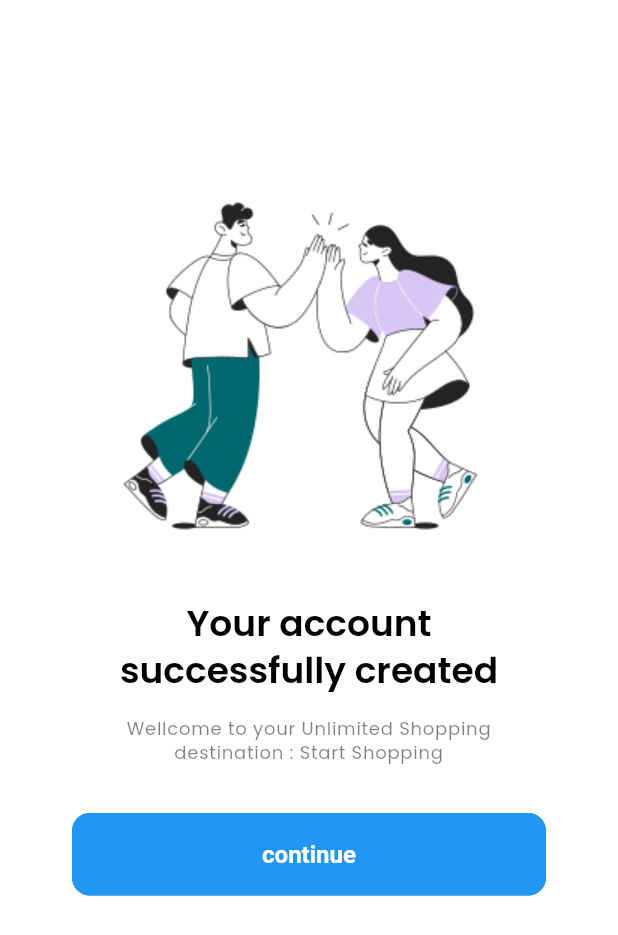
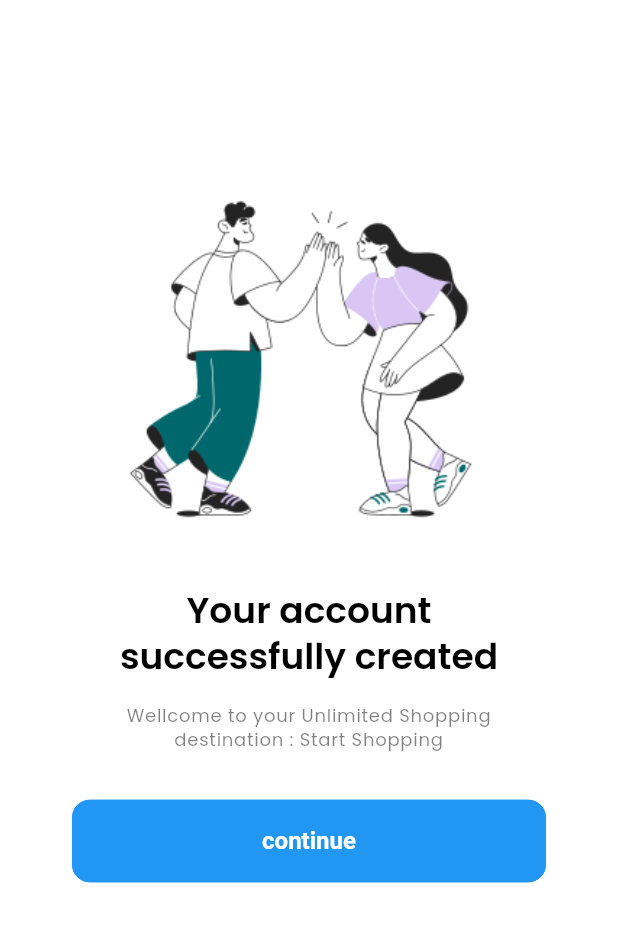
Before and after one commit to AAShayon/Ecommerce_Provider_Dami, a Flutter app: the SuccessScreen screen opened directly, on a phone screen of 412 x 824 dp. Shown: the top 935 px of the screen. Run offline on Flutter 3.47's test engine with Material 3 defaults, Android fonts, the phone set to English and light mode, and no system bars; our stand-ins replace flutter_rating_bar, get, iconsax, logger, readmore, smooth_page_indicator.

Commit message:
Solving appbar product success_screen

```diff
--- a/lib/common/widgets/appbar/appbar.dart
+++ b/lib/common/widgets/appbar/appbar.dart
@@ -3,7 +3,6 @@ import 'package:test_commerce/utils/constant/sizes.dart';
 import 'package:test_commerce/utils/device/device_utility.dart';
 import 'package:test_commerce/utils/helpers/helper_function.dart';
 import 'package:flutter/material.dart';
-import 'package:get/get.dart';
 import 'package:iconsax/iconsax.dart';
 
 class AppCustomAppBar extends StatelessWidget implements PreferredSizeWidget {
@@ -30,7 +29,8 @@ class AppCustomAppBar extends StatelessWidget implements PreferredSizeWidget {
         automaticallyImplyLeading: false,
         leading: showBackArrow
             ? IconButton(
-                onPressed: () => Get.back(),
+
+                  onPressed: () => Navigator.of(context).pop(),
                 icon: Icon(
                   Iconsax.arrow_left,
                   color: dark ? AppColors.white : AppColors.dark,
--- a/lib/common/widgets/products/products_cards/products_card_vertical.dart
+++ b/lib/common/widgets/products/products_cards/products_card_vertical.dart
@@ -11,7 +11,6 @@ import 'package:test_commerce/utils/constant/image_strings.dart';
 import 'package:test_commerce/utils/constant/sizes.dart';
 import 'package:test_commerce/utils/helpers/helper_function.dart';
 import 'package:flutter/material.dart';
-import 'package:get/get.dart';
 import 'package:iconsax/iconsax.dart';
 
 class VerticalProductCard extends StatelessWidget {
@@ -21,7 +20,8 @@ class VerticalProductCard extends StatelessWidget {
   Widget build(BuildContext context) {
     final dark = AppHelperFunctions.isDarkMode(context);
     return GestureDetector(
-      onTap: () => Get.to(()=> const ProductDetailScreen()),
+      // onTap: () => Get.to(()=> const ProductDetailScreen()),
+      onTap: ()=>AppHelperFunctions.navigateToScreen(context, const ProductDetailScreen()),
       child: Container(
         width: 180,
         padding: const EdgeInsets.all(1),
--- a/lib/common/widgets/products/products_cart/cart_menu.dart
+++ b/lib/common/widgets/products/products_cart/cart_menu.dart
@@ -2,7 +2,6 @@ import'package:test_commerce/features/shop/screen/cart/cart.dart';
 import 'package:test_commerce/utils/constant/colors.dart';
 import 'package:test_commerce/utils/helpers/helper_function.dart';
 import 'package:flutter/material.dart';
-import 'package:get/get.dart';
 import 'package:iconsax/iconsax.dart';
 
 class CartCounterIcon extends StatelessWidget {
@@ -23,7 +22,8 @@ class CartCounterIcon extends StatelessWidget {
     return Stack(
       children: [
         IconButton(
-            onPressed: ()=>Get.to(()=>const CartScreen()),
+            // onPressed: ()=>Get.to(()=>const CartScreen())
+        onPressed: ()=>AppHelperFunctions.navigateToScreen(context, const CartScreen()),
             icon: Icon(
               Iconsax.shopping_bag,
               color: iconColor,
--- a/lib/common/widgets/success_screen/success_screen.dart
+++ b/lib/common/widgets/success_screen/success_screen.dart
@@ -19,7 +19,7 @@ class SuccessScreen extends StatelessWidget {
           padding: SSpacingStyle.paddingwithAppBarHeight * 2,
           child: Column(
             children: [
-              Image(image: AssetImage(image),width:AppHelperFunctions.screenWidth()*0.6 ,),
+              Image(image: AssetImage(image),width:AppHelperFunctions. screenWidth(context)*0.6 ,),
               const SizedBox(height: AppSizes.spaceBtwSections,),
               ///Title and Subtitle
               Text(title,style: Theme.of(context).textTheme.headlineMedium,textAlign: TextAlign.center,),
--- /dev/null
+++ b/lib/provider/carrousle_homepage_provider.dart
@@ -0,0 +1,12 @@
+import 'package:flutter/material.dart';
+
+class CarouselHomeProvider extends ChangeNotifier {
+  int _carouselCurrentIndex = 0;
+
+  int get carouselCurrentIndex => _carouselCurrentIndex;
+
+  void updatePageIndicator(int index) {
+    _carouselCurrentIndex = index;
+    notifyListeners();
+  }
+}
--- a/lib/features/authentication/controllers/onboardig_controller.dart
+++ b/lib/provider/onboardig_provider.dart
@@ -1,6 +1,6 @@
 // import'package:test_commerce/features/authentication/screens/login/login.dart';
 // import 'package:flutter/cupertino.dart';
-// import 'package:get/get.dart';
+//
 //
 // class OnBoardingController extends GetxController{
 //   static OnBoardingController get instance => Get.find();
@@ -61,10 +61,10 @@ class OnBoardingProvider extends ChangeNotifier {
     notifyListeners();
   }
 
-  void nextPage() {
+  void nextPage(BuildContext context) {
     if (_currentPageIndex == 2) {
       // Get.offAll(const LoginScreen());
-
+   AppHelperFunctions.navigateToScreenAndRemoveUntil(context, const LoginScreen());
 
     } else {
       _currentPageIndex++;
--- a/lib/utils/theme/custom_themes/outlined_button_theme.dart
+++ b/lib/utils/theme/custom_themes/outlined_button_theme.dart
@@ -20,7 +20,7 @@ static final lightOutlinedButtonTheme=OutlinedButtonThemeData(
 ///dark
 
 
-  static final DarkOutlineButtonTheme=OutlinedButtonThemeData(
+  static final darkOutlineButtonTheme=OutlinedButtonThemeData(
   style: OutlinedButton.styleFrom(
     elevation: 0,
     side:const  BorderSide(color: Colors.blueAccent),
--- a/lib/utils/theme/theme.dart
+++ b/lib/utils/theme/theme.dart
@@ -39,7 +39,7 @@ static ThemeData darkttheme=ThemeData(
   checkboxTheme: SCheckboxTheme.darkCheckboxTheme,
   bottomSheetTheme: SBottomSheetTheme.darktBottomSheetTheme,
   inputDecorationTheme: STextFormFieldTheme.darkInputDecorationTheme,
-  outlinedButtonTheme: SOutlineButtonTheme.DarkOutlineButtonTheme,
+  outlinedButtonTheme: SOutlineButtonTheme.darkOutlineButtonTheme,
   elevatedButtonTheme: SElevatedButtonTheme.darkElevatedButtonTheme,
 
 );
--- a/pubspec.yaml
+++ b/pubspec.yaml
@@ -33,6 +33,9 @@ dependencies:
   shared_preferences: ^2.2.2
   hidable: ^1.0.6
   provider: ^6.1.2
+  firebase_core: ^2.25.5
+  cloud_firestore: ^4.15.6
+  firebase_auth: ^4.17.6
 
   #----------./PACKAGES END-------------#
 dev_dependencies:
```
Also changed, not shown: lib/app.dart (+38 -11 lines), lib/provider/onBoarding_screen.provider.dart (deleted), pubspec.lock.
